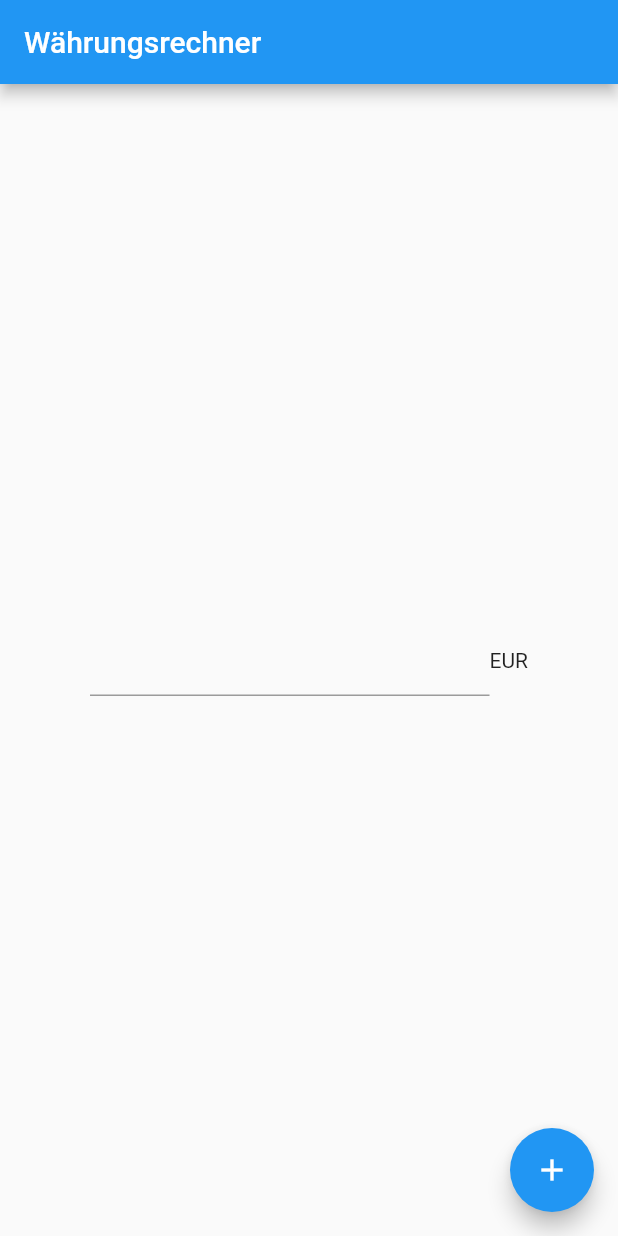
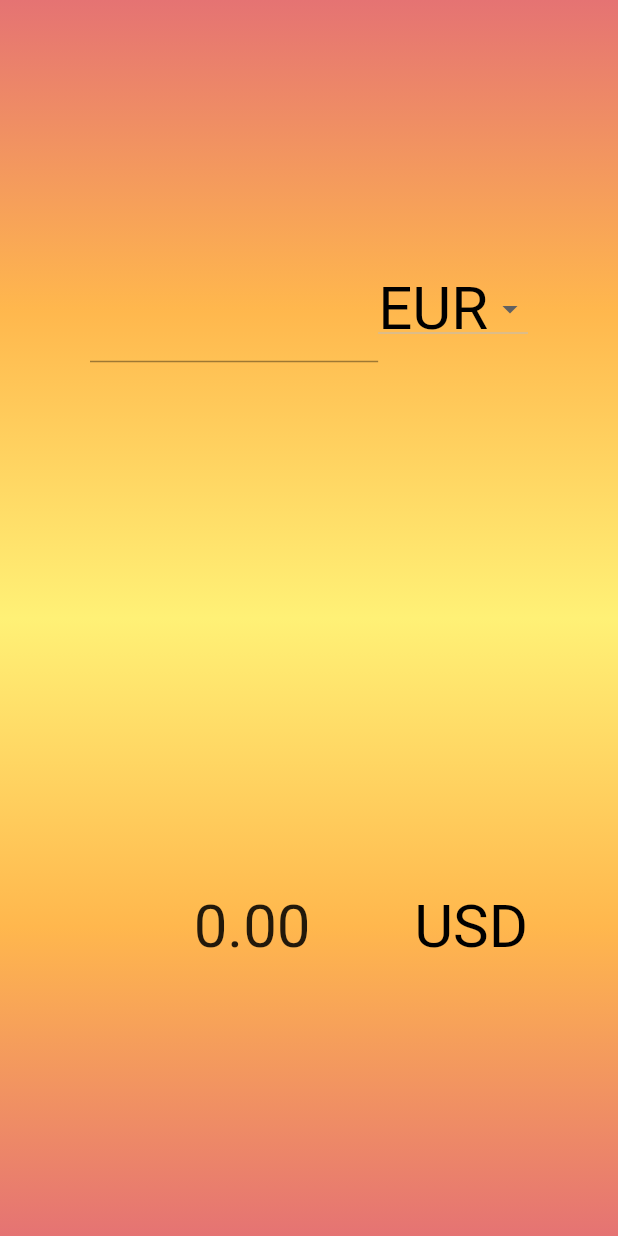
Before and after one commit to bogymgtt/waehrungsrechner, a Flutter app: the screen it shows after launch, on a phone screen of 412 x 824 dp. Run offline on Flutter 3.47's test engine with Material 2 defaults, Android fonts, the phone set to English and light mode, and no system bars; network calls fail.

Commit message:
Version after one day of work

```diff
--- a/lib/main.dart
+++ b/lib/main.dart
@@ -1,4 +1,6 @@
+import 'dart:convert';
 import 'package:flutter/material.dart';
+import 'package:http/http.dart' as http;
 
 void main() => runApp(new MyApp());
 
@@ -9,7 +11,7 @@ class MyApp extends StatelessWidget {
     return new MaterialApp(
       title: 'Flutter Demo',
       theme: new ThemeData(
-        primarySwatch: Colors.blue,
+        primarySwatch: Colors.grey,
       ),
       home: new MyHomePage(title: 'Währungsrechner'),
     );
@@ -19,7 +21,6 @@ class MyApp extends StatelessWidget {
 class MyHomePage extends StatefulWidget {
   MyHomePage({Key key, this.title}) : super(key: key);
 
-
   final String title;
 
   @override
@@ -27,46 +28,146 @@ class MyHomePage extends StatefulWidget {
 }
 
 class _MyHomePageState extends State<MyHomePage> {
-  int _counter = 0;
+  num inputEU = 0;
+  num outputUSD = 0;
+  num rate = 1.153;
+  String inputCurrency = 'EUR';
+  String outputCurrency = 'USD';
 
-  void _incrementCounter() {
+  @override
+  void initState() {
+    http.get("https://api.exchangeratesapi.io/latest").then((response) {
       setState(() {
-      _counter++;
+        var body = response.body;
+        var rates = json.decode(body)["rates"];
+        rate = rates["USD"];
+      });
     });
   }
 
   Widget createCurrencyWidget() {
-    return
-       new Padding(
+    return Container(
+      decoration: new BoxDecoration(
+          gradient: LinearGradient(
+              colors: [Colors.red[300], Colors.orange[300], Colors.yellow[300],],
+              begin: FractionalOffset.topCenter,
+              end: FractionalOffset.bottomCenter)),
+      child: new Padding(
           padding: EdgeInsets.fromLTRB(60.0, 0.0, 60.0, 0.0),
           child: new Column(
               mainAxisAlignment: MainAxisAlignment.center,
               children: <Widget>[
-            new Row(children: <Widget>[
-            new Flexible(child: new TextField(
-              keyboardType: TextInputType.number
+                new Row(
+                  children: <Widget>[
+                    new Flexible(
+                        child: new TextField(
+                            textAlign: TextAlign.center,
+                            style: new TextStyle(
+                                fontFamily: "Roboto",
+                                fontSize: 40.0,
+                                color: Colors.black),
+                            onSubmitted: (t) => setState(() {
+                                  inputEU = num.parse(t);
+                            outputUSD = inputCurrency == 'EUR'
+                                ? inputEU * rate
+                                : inputEU / rate;
+                                }),
+                            keyboardType: TextInputType.number)),
+                    new DropdownButton<String>(
+                        value: inputCurrency,
+                        style: new TextStyle(
+                          color: Colors.black,
+                          fontSize: 40.0,
+                        ),
+                        items: <String>["EUR", "USD"].map((String value) {
+                          return new DropdownMenuItem<String>(
+                              value: value, child: new Text(value));
+                        }).toList(),
+                        onChanged: (text) {
+                          setState(() {
+                            inputCurrency = text;
+                            outputCurrency =
+                                inputCurrency == 'EUR' ? 'USD' : 'EUR';
+                            outputUSD = inputCurrency == 'EUR'
+                                ? inputEU * rate
+                                : inputEU / rate;
+                          });
+                        }),
+                  ],
+                ),
+              ])),
+    );
+  }
+
+  Widget createcurrencywidget2() {
+    return Container(
+      decoration: new BoxDecoration(
+        color: Colors.grey,
+      ),
+      child: Container(
+        decoration: new BoxDecoration(
+            gradient: LinearGradient(
+                colors: [
+
+              Colors.yellow[300],
+              Colors.orange[300],
+
+              Colors.red[300],
+            ],
+                begin: FractionalOffset.topCenter,
+                end: FractionalOffset.bottomCenter)),
+        child: new Padding(
+            padding: EdgeInsets.fromLTRB(60.0, 0.0, 60.0, 0.0),
+            child: Container(
+              alignment: Alignment.centerLeft,
+              child: new Column(
+                  mainAxisAlignment: MainAxisAlignment.center,
+                  children: <Widget>[
+                    new Row(
+                      children: <Widget>[
+                        new Flexible(
+                            fit: FlexFit.tight,
+                            child: new Text(
+                              outputUSD.toStringAsFixed(2),
+                              textAlign: TextAlign.center,
+                              style: new TextStyle(
+                                fontFamily: "Roboto",
+                                fontSize: 40.0,
+                              ),
                             )),
-            new Text(
-              'EUR',
+                        new Text(outputCurrency,
+
+                        style: new TextStyle(
+                          color: Colors.black,
+                          fontSize: 40.0,
+                          ))
+
+
+
+                      ],
+                    )
+                  ]),
+            )),
       ),
-          ],
-        )]
-        ));
+    );
   }
 
   @override
   Widget build(BuildContext context) {
     return new Scaffold(
-      appBar: new AppBar(
-        title: new Text(widget.title),
-      ),
-      body: new Center(
+      body: Column(
+        children: <Widget>[
+          Flexible(
+            child: new Center(
               child: createCurrencyWidget(),
             ),
-      floatingActionButton: new FloatingActionButton(
-        onPressed: _incrementCounter,
-        tooltip: 'Increment',
-        child: new Icon(Icons.add),
+          ),
+          Flexible(
+            child: new Center(
+              child: createcurrencywidget2(),
+            ),
+          ),
+        ],
       ), // This trailing comma makes auto-formatting nicer for build methods.
     );
   }
--- a/pubspec.yaml
+++ b/pubspec.yaml
@@ -13,6 +13,7 @@ environment:
   sdk: ">=2.0.0-dev.68.0 <3.0.0"
 
 dependencies:
+  http: ^0.11.3
   flutter:
     sdk: flutter
 
```
Also changed, not shown: pubspec.lock, 1 other file. Lines whose indentation alone changed are shown as unchanged.
